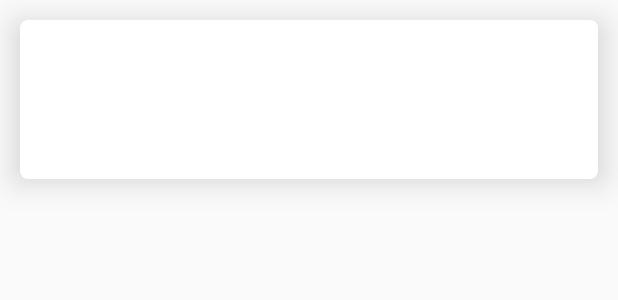
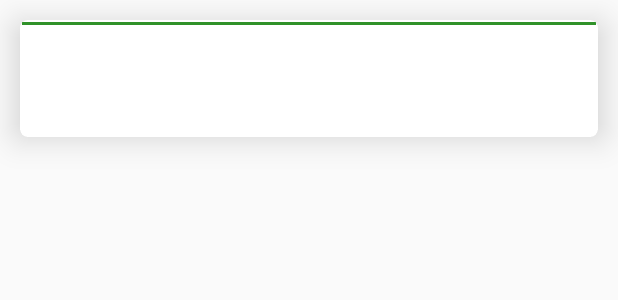
Before and after one commit to SangameswaranRS/ftccegteamasanga, an Android app: the layout model_class_layout.xml on its own in the app's theme, with its tools: preview values and no code run, on a phone screen of 412 x 824 dp. Shown: the top 300 px of the screen. Run offline under Robolectric (Android 15) with nearby library versions, the phone set to English and light mode, and no system bars.

```diff
--- a/app/src/main/res/layout/model_class_layout.xml
+++ b/app/src/main/res/layout/model_class_layout.xml
@@ -8,20 +8,34 @@
     android:layout_margin="13dp"
     app:cardCornerRadius="5dp"
     app:cardElevation="13dp"
-    app:contentPadding="15dp">
-<LinearLayout
+    app:contentPadding="1dp">
+
+    <LinearLayout
+        android:layout_width="match_parent"
+        android:layout_height="2dp"
+        android:background="@color/colorAccent"></LinearLayout>
+<RelativeLayout
     android:layout_width="match_parent"
     android:layout_height="75dp"
     android:orientation="vertical">
-    <TextView
-        android:layout_width="match_parent"
-        android:layout_height="wrap_content"
-        android:id="@+id/tv1"/>
+
     <TextView
         android:layout_width="match_parent"
         android:layout_height="wrap_content"
 
-        android:id="@+id/tv2"/>
-</LinearLayout>
+        android:textColor="@color/Ooo"
+        android:id="@+id/tv2"
+        android:layout_alignParentBottom="true"
+        android:layout_alignParentStart="true"
+        android:layout_marginBottom="18dp" />
+
+    <TextView
+        android:layout_width="match_parent"
+        android:layout_height="wrap_content"
+        android:id="@+id/tv1"
+        android:textColor="@color/Ooo"
+        android:layout_above="@+id/tv2"
+        android:layout_alignParentStart="true" />
+</RelativeLayout>
 
 </android.support.v7.widget.CardView>
```
